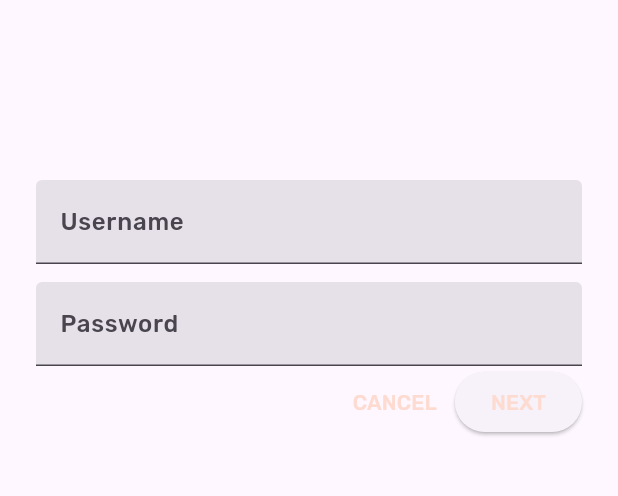
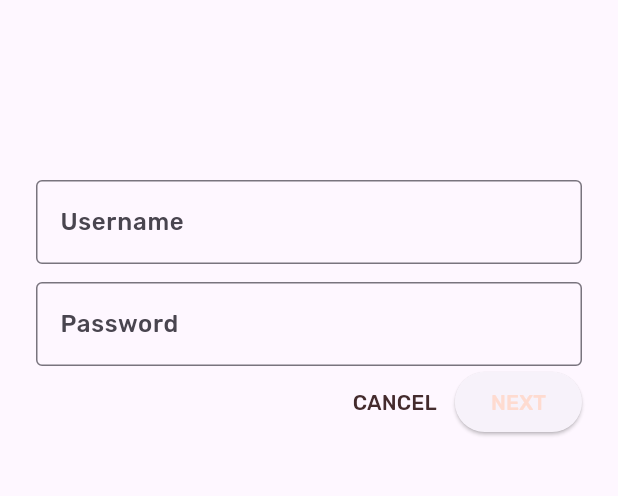
Before and after one commit to stephencarico/material-components-flutter-codelabs-101-starter, a Flutter app: the screen it shows after launch, after a tap on "CANCEL", on a phone screen of 412 x 824 dp, the part 243-739 px from its top. Run offline on Flutter 3.47's test engine with Material 2 defaults, Android fonts, the phone set to English and light mode, and no system bars.

```diff
--- a/mdc_100_series/lib/app.dart
+++ b/mdc_100_series/lib/app.dart
@@ -51,13 +51,22 @@ ThemeData _buildShrineTheme() {
         secondary: kShrineBrown900,
         error: kShrineErrorRed,
       ),
-      // TODO: Add the text themes (103)
       textTheme: _buildShrineTextTheme(base.textTheme),
       textSelectionTheme: const TextSelectionThemeData(
         selectionColor: kShrinePink100,
-      )
-      // TODO: Decorate the inputs (103)
-      );
+      ),
+      inputDecorationTheme: const InputDecorationTheme(
+        border: OutlineInputBorder(),
+        focusedBorder: OutlineInputBorder(
+          borderSide: BorderSide(
+            width: 2.0,
+            color: kShrineBrown900,
+          ),
+        ),
+        floatingLabelStyle: TextStyle(
+          color: kShrineBrown900,
+        ),
+      ));
 }
 
 // TODO: Build a Shrine Text Theme (103)
--- a/mdc_100_series/lib/home.dart
+++ b/mdc_100_series/lib/home.dart
@@ -52,19 +52,22 @@ class HomePage extends StatelessWidget {
                       padding: const EdgeInsets.fromLTRB(16.0, 12.0, 16.0, 8.0),
                       child: Column(
                         // TODO: Align labels to the bottom and center (103)
-                        crossAxisAlignment: CrossAxisAlignment.start,
+                        mainAxisAlignment: MainAxisAlignment.end,
+                        crossAxisAlignment: CrossAxisAlignment.center,
                         // TODO: Change innermost Column (103)
                         children: <Widget>[
                           // TODO: Handle overflowing labels (103)
                           Text(
                             product.name,
-                            style: theme.textTheme.titleLarge,
+                            style: theme.textTheme.labelLarge,
+                            softWrap: false,
+                            overflow: TextOverflow.ellipsis,
                             maxLines: 1,
                           ),
-                          const SizedBox(height: 8.0),
+                          const SizedBox(height: 4.0),
                           Text(
                             formatter.format(product.price),
-                            style: theme.textTheme.titleSmall,
+                            style: theme.textTheme.bodySmall,
                           ),
                         ],
                       )))
--- a/mdc_100_series/lib/login.dart
+++ b/mdc_100_series/lib/login.dart
@@ -44,11 +44,9 @@ class _LoginPageState extends State<LoginPage> {
               ],
             ),
             const SizedBox(height: 120.0),
-            // TODO: Remove filled: true values (103)
             TextField(
               controller: _usernameController,
               decoration: const InputDecoration(
-                filled: true,
                 labelText: 'Username',
               ),
             ),
@@ -56,7 +54,6 @@ class _LoginPageState extends State<LoginPage> {
             TextField(
               controller: _passwordController,
               decoration: const InputDecoration(
-                filled: true,
                 labelText: 'Password',
               ),
               obscureText: true,
@@ -66,12 +63,15 @@ class _LoginPageState extends State<LoginPage> {
                 // TODO: Add a beveled rectangular border to CANCEL (103)
                 children: <Widget>[
                   TextButton(
-                    child: Text('CANCEL'),
-                    onPressed: () {
-                      _usernameController.clear();
-                      _passwordController.clear();
-                    },
-                  ),
+                      child: Text('CANCEL'),
+                      onPressed: () {
+                        _usernameController.clear();
+                        _passwordController.clear();
+                      },
+                      style: TextButton.styleFrom(
+                        foregroundColor:
+                            Theme.of(context).colorScheme.secondary,
+                      )),
                   ElevatedButton(
                     child: Text('NEXT'),
                     onPressed: () {
```
